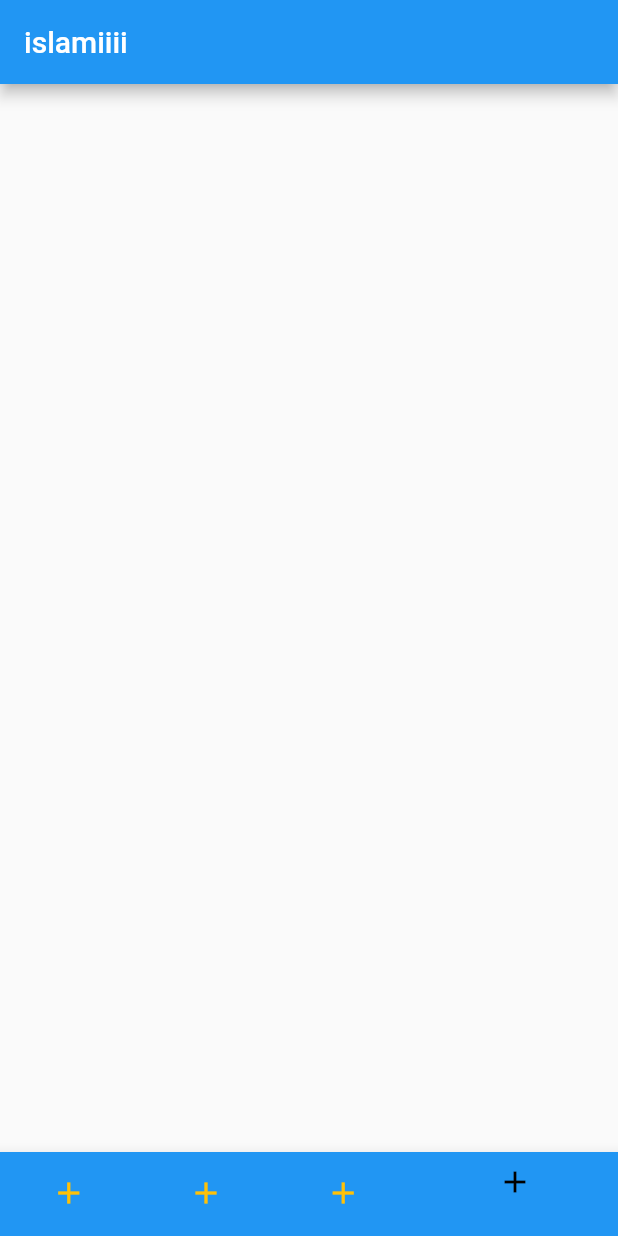
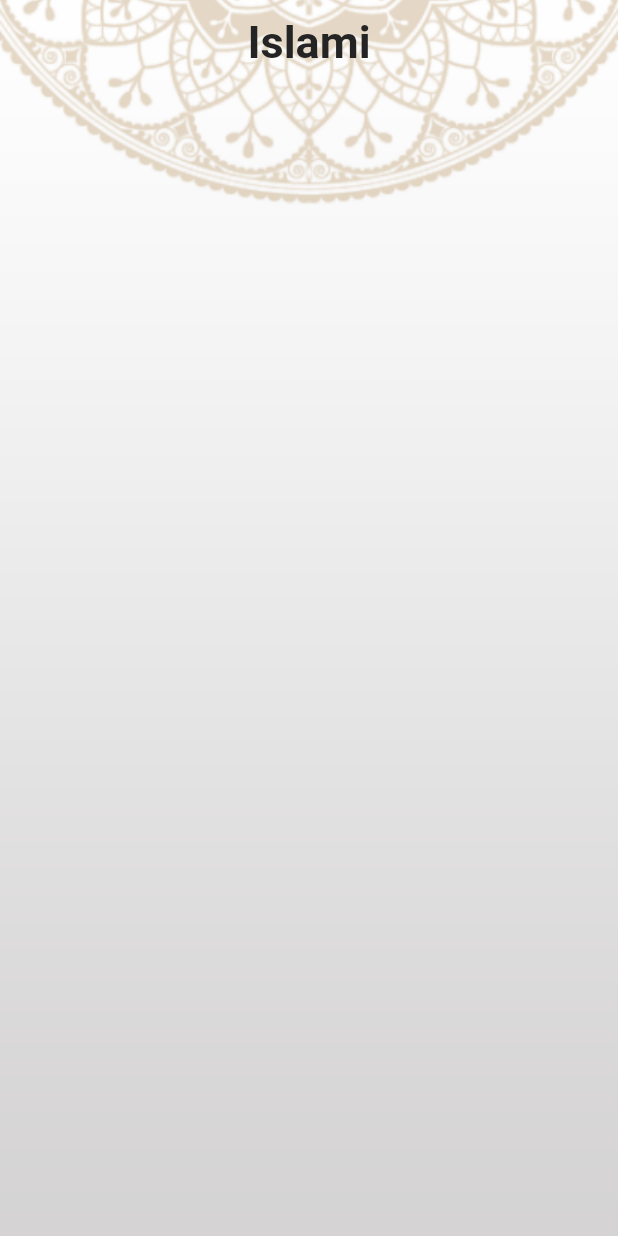
Before and after one commit to mohamedhamouda7897/islami_c7_monday, a Flutter app: the screen it shows after launch, on a phone screen of 412 x 824 dp. Run offline on Flutter 3.47's test engine with Material 2 defaults, Android fonts, the phone set to English and light mode, and no system bars.

Commit message:
add theme data

```diff
--- a/lib/home.dart
+++ b/lib/home.dart
@@ -5,44 +5,22 @@ class HomeScreen extends StatelessWidget {
 
   @override
   Widget build(BuildContext context) {
-    return Scaffold(
-      appBar: AppBar(title: Text('islamiiii')),
-      bottomNavigationBar: BottomNavigationBar(
-        currentIndex: 3,
-        selectedItemColor: Colors.black,
-        unselectedItemColor: Colors.amber,
-        items: [
-          BottomNavigationBarItem(
-            icon: Icon(
-              Icons.add,
-
+    return Stack(
+      children: [
+        Image.asset(
+          'assets/images/main_background.png',
+          width: double.infinity,
+          fit: BoxFit.cover,
+        ),
+        Scaffold(
+          appBar: AppBar(
+            title: Text(
+              'Islami',
+              style: Theme.of(context).textTheme.headline1,
             ),
-            label: '',
-              backgroundColor: Colors.blue
           ),
-          BottomNavigationBarItem(
-              icon: Icon(
-                Icons.add,
-
-              ),
-              label: '',
-          backgroundColor: Colors.blue),
-          BottomNavigationBarItem(
-              icon: Icon(
-                Icons.add,
-
-              ),
-              label: '',
-              backgroundColor: Colors.blue),
-          BottomNavigationBarItem(
-              icon: Icon(
-                Icons.add,
-
-              ),
-              label: '',
-              backgroundColor: Colors.blue)
-        ],
-      ),
+        ),
+      ],
     );
   }
 }
--- a/lib/main.dart
+++ b/lib/main.dart
@@ -1,19 +1,22 @@
 import 'package:flutter/material.dart';
 import 'package:islami_c7_mon/home.dart';
 
-void main(){
+import 'my_theme.dart';
+
+void main() {
   runApp(MyApplication());
 }
 
-class MyApplication extends StatelessWidget{
-
+class MyApplication extends StatelessWidget {
   @override
   Widget build(BuildContext context) {
     return MaterialApp(
+      debugShowCheckedModeBanner: false,
       initialRoute: HomeScreen.routeName,
-      routes: {
-        HomeScreen.routeName : (c)=>HomeScreen()
-      },
+      routes: {HomeScreen.routeName: (c) => HomeScreen()},
+      theme: MyThemeData.lightTheme,
+      darkTheme: MyThemeData.darkTheme,
+      themeMode: ThemeMode.light,
     );
   }
 }
--- /dev/null
+++ b/lib/my_theme.dart
@@ -0,0 +1,28 @@
+import 'package:flutter/material.dart';
+
+class MyThemeData {
+  static const Color colorBlack = Color.fromRGBO(36, 36, 36, 1.0);
+  static const Color colorGold = Color.fromRGBO(183, 147, 95, 1.0);
+  static ThemeData lightTheme = ThemeData(
+    scaffoldBackgroundColor: Colors.transparent,
+    appBarTheme: AppBarTheme(
+        backgroundColor: Colors.transparent, elevation: 0.0, centerTitle: true),
+    textTheme: TextTheme(
+      headline1: TextStyle(
+          fontSize: 30, fontWeight: FontWeight.bold, color: colorBlack),
+      subtitle1: TextStyle(
+          fontSize: 25, fontWeight: FontWeight.bold, color: colorGold),
+    ),
+  );
+
+  static ThemeData darkTheme = ThemeData(
+      scaffoldBackgroundColor: Colors.transparent,
+      appBarTheme: AppBarTheme(
+          backgroundColor: Colors.transparent,
+          elevation: 0.0,
+          centerTitle: true),
+      textTheme: TextTheme(
+          headline1: TextStyle(
+        fontSize: 30,
+      )));
+}
--- a/pubspec.yaml
+++ b/pubspec.yaml
@@ -58,8 +58,8 @@ flutter:
   uses-material-design: true
 
   # To add assets to your application, add an assets section, like this:
-  # assets:
-  #   - images/a_dot_burr.jpeg
+  assets:
+    - assets/images/
   #   - images/a_dot_ham.jpeg
 
   # An image asset can refer to one or more resolution-specific "variants", see
```
Also changed, not shown: assets/images/2.0x/main_background@2x.png (added), assets/images/3.0x/main_background@3x.png (added), assets/images/main_background.png (added), lib/quran.dart (deleted).
